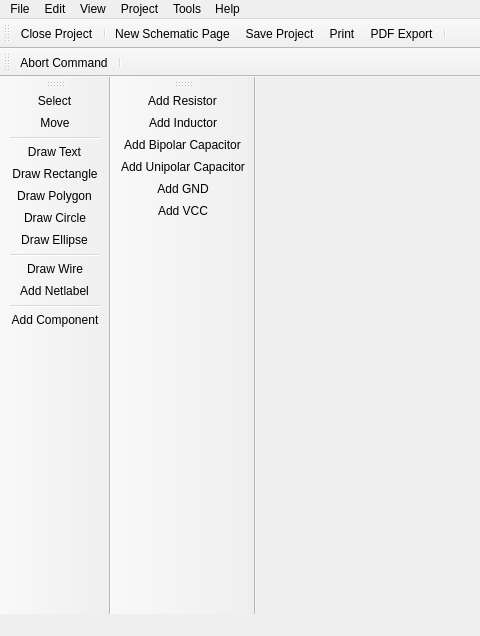
LibrePCB/LibrePCB, file libs/librepcbprojecteditor/schematiceditor/schematiceditor.ui: the form before one commit; both pictures show x 0 to 480 and y 0 to 636 of the 920 by 636 pixel window.
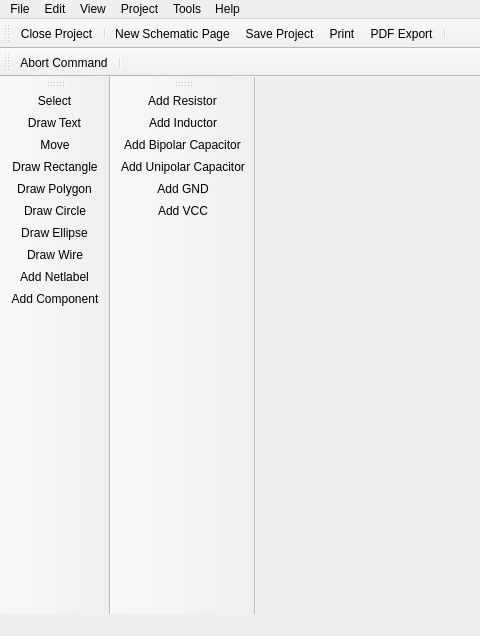
The form after the commit. Icons and pictures are not drawn.

Commit message: schematic editor: hide some tools in the toolbar (tools which are not yet supported in the FSM); made the buttons in the schematic pages dock smaller

What changed in the file:
```diff
--- a/libs/librepcbprojecteditor/schematiceditor/schematiceditor.ui
+++ b/libs/librepcbprojecteditor/schematiceditor/schematiceditor.ui
@@ -217,17 +217,14 @@
     <bool>false</bool>
    </attribute>
    <addaction name="actionToolSelect"/>
-   <addaction name="actionToolMove"/>
-   <addaction name="separator"/>
    <addaction name="actionToolDrawText"/>
+   <addaction name="actionToolMove"/>
    <addaction name="actionToolDrawRectangle"/>
    <addaction name="actionToolDrawPolygon"/>
    <addaction name="actionToolDrawCircle"/>
    <addaction name="actionToolDrawEllipse"/>
-   <addaction name="separator"/>
    <addaction name="actionToolDrawWire"/>
    <addaction name="actionToolAddNetLabel"/>
-   <addaction name="separator"/>
    <addaction name="actionToolAddComponent"/>
   </widget>
   <widget class="QToolBar" name="commandToolbar">
```
Left out of the diff: 20 changed lines with no effect on the pictures. The commit also changes 1 other file.
